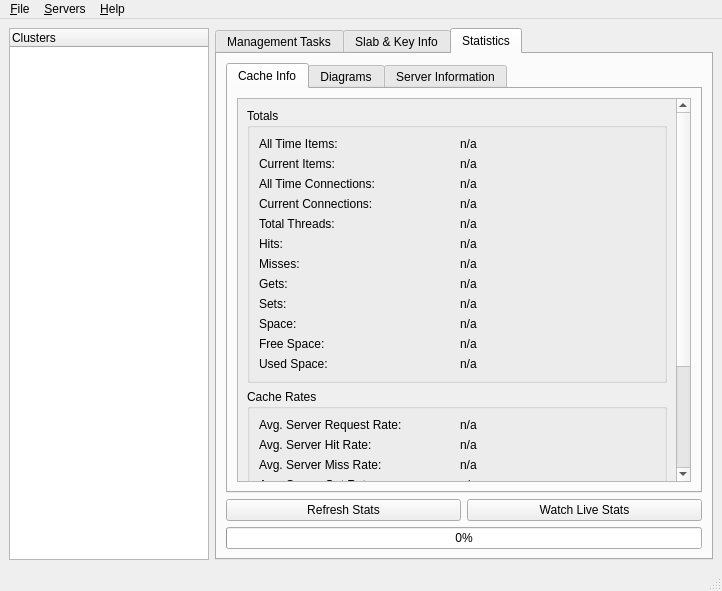
Before: the Qt Designer form rawDialogs/MainWindow.ui in licface/memcached-manager, drawn with Qt 5.
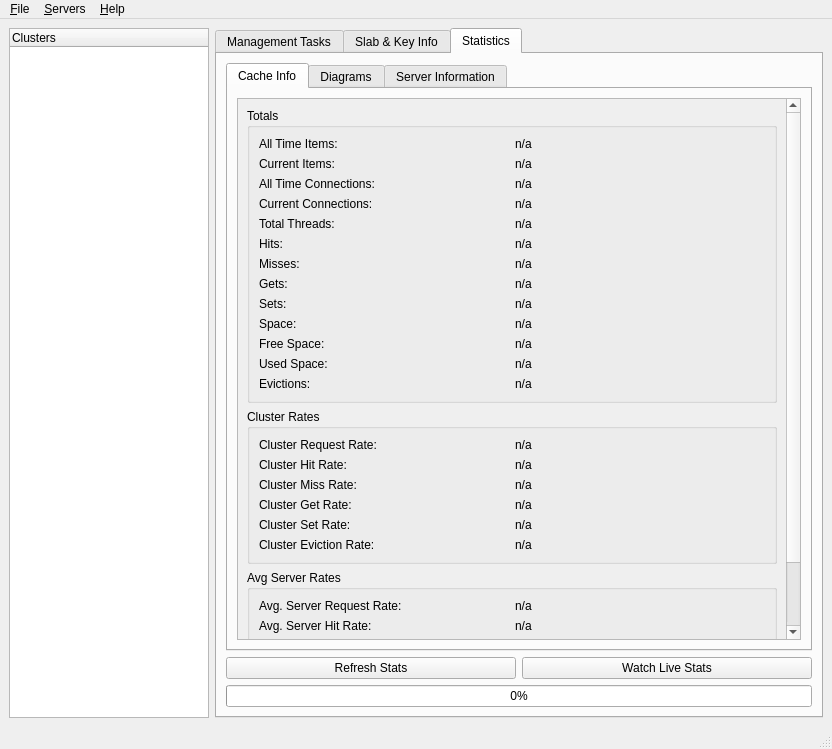
After: the same form once the commit is applied. The open tabs and pages were chosen to show the change. Icons and pictures are not drawn.

Commit message: Added Evictions to Cache Page Divided up Cluster/Avg Server Rates Stats

Patch:
```diff
--- a/rawDialogs/MainWindow.ui
+++ b/rawDialogs/MainWindow.ui
@@ -6,8 +6,8 @@
    <rect>
     <x>0</x>
     <y>0</y>
-    <width>722</width>
-    <height>591</height>
+    <width>832</width>
+    <height>749</height>
    </rect>
   </property>
   <property name="contextMenuPolicy">
@@ -272,8 +272,8 @@
                 <rect>
                  <x>0</x>
                  <y>0</y>
-                 <width>179</width>
-                 <height>458</height>
+                 <width>562</width>
+                 <height>540</height>
                 </rect>
                </property>
                <layout class="QVBoxLayout" name="verticalLayout_3">
@@ -451,85 +451,122 @@
                      </property>
                     </widget>
                    </item>
+                   <item row="12" column="0">
+                    <widget class="QLabel" name="lblEvicTxt">
+                     <property name="text">
+                      <string>Evictions:</string>
+                     </property>
+                    </widget>
+                   </item>
+                   <item row="12" column="1">
+                    <widget class="QLabel" name="lblEvic">
+                     <property name="text">
+                      <string>n/a</string>
+                     </property>
+                    </widget>
+                   </item>
                   </layout>
                  </widget>
                 </item>
                 <item>
                  <widget class="QGroupBox" name="gbRates">
                   <property name="title">
-                   <string>Cache Rates</string>
+                   <string>Cluster Rates</string>
                   </property>
                   <layout class="QGridLayout" name="gridLayout_4">
-                   <item row="5" column="0">
+                   <item row="0" column="0">
                     <widget class="QLabel" name="lblRequestRateTxt">
                      <property name="text">
                       <string>Cluster Request Rate:</string>
                      </property>
                     </widget>
                    </item>
-                   <item row="5" column="1">
+                   <item row="0" column="1">
                     <widget class="QLabel" name="lblRequestRate">
                      <property name="text">
                       <string>n/a</string>
                      </property>
                     </widget>
                    </item>
-                   <item row="9" column="0">
+                   <item row="4" column="0">
                     <widget class="QLabel" name="lblHitRateTxt">
                      <property name="text">
                       <string>Cluster Hit Rate:</string>
                      </property>
                     </widget>
                    </item>
-                   <item row="9" column="1">
+                   <item row="4" column="1">
                     <widget class="QLabel" name="lblHitRate">
                      <property name="text">
                       <string>n/a</string>
                      </property>
                     </widget>
                    </item>
-                   <item row="11" column="0">
+                   <item row="6" column="0">
                     <widget class="QLabel" name="lblMissRateTxt">
                      <property name="text">
                       <string>Cluster Miss Rate:</string>
                      </property>
                     </widget>
                    </item>
-                   <item row="11" column="1">
+                   <item row="6" column="1">
                     <widget class="QLabel" name="lblMissRate">
                      <property name="text">
                       <string>n/a</string>
                      </property>
                     </widget>
                    </item>
-                   <item row="15" column="0">
+                   <item row="10" column="0">
                     <widget class="QLabel" name="lblSetRateTxt">
                      <property name="text">
                       <string>Cluster Set Rate:</string>
                      </property>
                     </widget>
                    </item>
-                   <item row="13" column="0">
+                   <item row="8" column="0">
                     <widget class="QLabel" name="lblGetRateTxt">
                      <property name="text">
                       <string>Cluster Get Rate:</string>
                      </property>
                     </widget>
                    </item>
-                   <item row="15" column="1">
+                   <item row="10" column="1">
                     <widget class="QLabel" name="lblSetRate">
                      <property name="text">
                       <string>n/a</string>
                      </property>
                     </widget>
                    </item>
-                   <item row="13" column="1">
+                   <item row="8" column="1">
                     <widget class="QLabel" name="lblGetRate">
                      <property name="text">
                       <string>n/a</string>
                      </property>
                     </widget>
                    </item>
+                   <item row="11" column="0">
+                    <widget class="QLabel" name="lblEvicRateTxt">
+                     <property name="text">
+                      <string>Cluster Eviction Rate:</string>
+                     </property>
+                    </widget>
+                   </item>
+                   <item row="11" column="1">
+                    <widget class="QLabel" name="lblEvicRate">
+                     <property name="text">
+                      <string>n/a</string>
+                     </property>
+                    </widget>
+                   </item>
+                  </layout>
+                 </widget>
+                </item>
+                <item>
+                 <widget class="QGroupBox" name="gbAvgRates">
+                  <property name="title">
+                   <string>Avg Server Rates</string>
+                  </property>
+                  <layout class="QGridLayout" name="gridLayout_2">
                    <item row="0" column="0">
                     <widget class="QLabel" name="lblRequestRateAvgTxt">
                      <property name="text">
@@ -603,6 +640,19 @@
                   </layout>
                  </widget>
                 </item>
+                <item>
+                 <spacer name="verticalSpacer_3">
+                  <property name="orientation">
+                   <enum>Qt::Vertical</enum>
+                  </property>
+                  <property name="sizeHint" stdset="0">
+                   <size>
+                    <width>20</width>
+                    <height>40</height>
+                   </size>
+                  </property>
+                 </spacer>
+                </item>
                </layout>
               </widget>
              </widget>
@@ -959,7 +1009,7 @@
     <rect>
      <x>0</x>
      <y>0</y>
-     <width>722</width>
+     <width>832</width>
      <height>17</height>
     </rect>
    </property>
```
Left out of the diff: 21 changed lines with no effect on the pictures. The commit also changes 9 other files.
